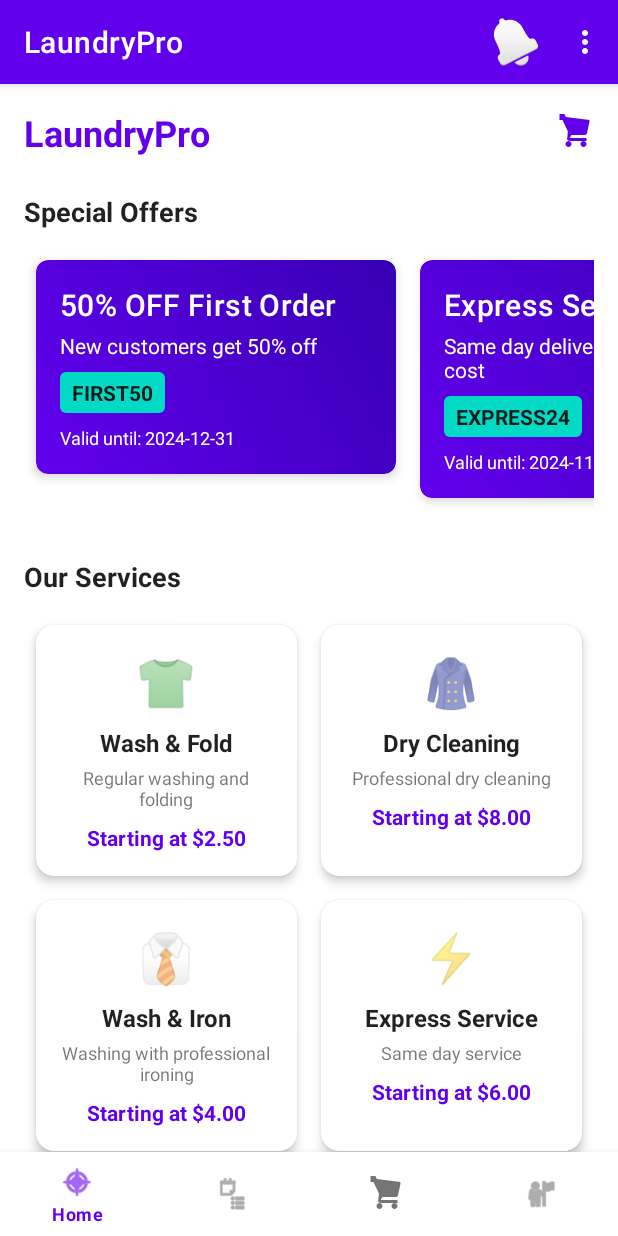
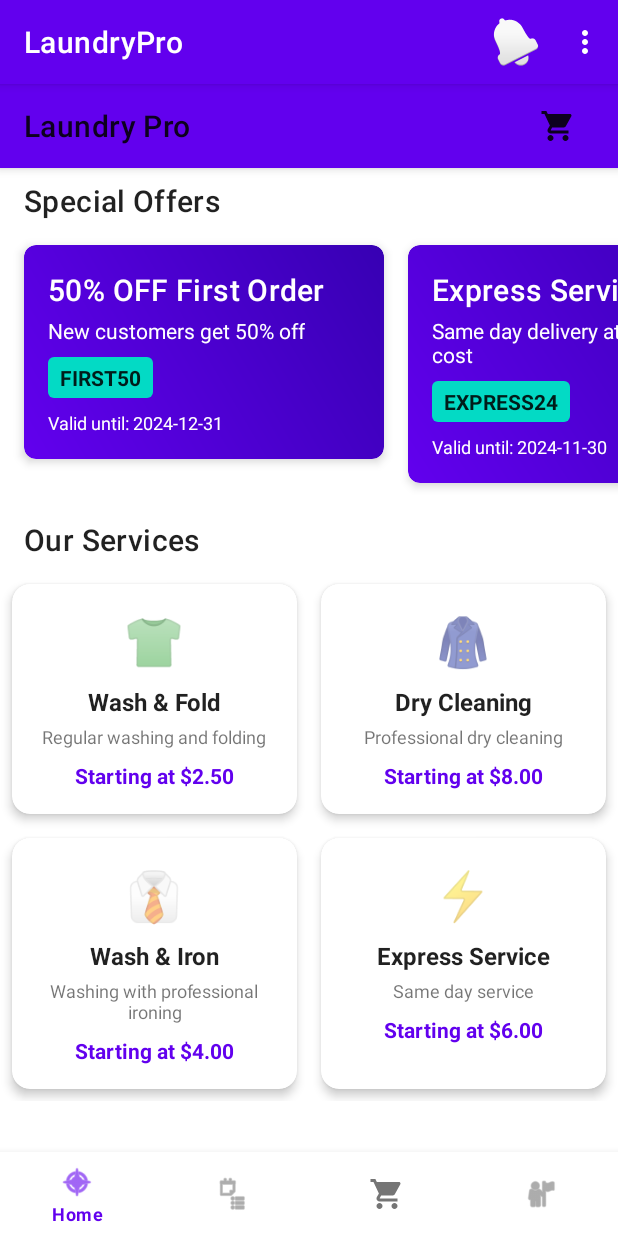
Before and after one commit to adish450/LaundryPro, an Android app: the screen it shows after launch (MainActivity), on a phone screen of 412 x 824 dp. Run offline under Robolectric (Android 15) with nearby library versions, the phone set to English and light mode, and no system bars.

Commit message:
change cart ui and added click functionality

```diff
--- a/app/src/main/java/com/laundrypro/app/MainActivity.kt
+++ b/app/src/main/java/com/laundrypro/app/MainActivity.kt
@@ -7,8 +7,11 @@ import android.view.MenuItem
 import androidx.activity.viewModels
 import androidx.appcompat.app.AppCompatActivity
 import androidx.fragment.app.Fragment
+import androidx.lifecycle.ViewModelProvider
+import com.google.android.material.bottomnavigation.BottomNavigationView
 import com.laundrypro.app.databinding.ActivityMainBinding
 import com.laundrypro.app.fragments.*
+import com.laundrypro.app.models.User
 import com.laundrypro.app.viewmodels.LaundryViewModel
 
 class MainActivity : AppCompatActivity() {
--- a/app/src/main/java/com/laundrypro/app/fragments/HomeFragment.kt
+++ b/app/src/main/java/com/laundrypro/app/fragments/HomeFragment.kt
@@ -31,6 +31,12 @@ class HomeFragment : Fragment() {
 
         setupRecyclerViews()
         observeViewModel()
+        binding.cartIconContainer.setOnClickListener {
+            parentFragmentManager.beginTransaction()
+                .replace(R.id.fragment_container, CartFragment())
+                .addToBackStack(null)
+                .commit()
+        }
     }
 
     private fun setupRecyclerViews() {
@@ -64,9 +70,13 @@ class HomeFragment : Fragment() {
         }
 
         viewModel.cartItems.observe(viewLifecycleOwner) { cartItems ->
-            val itemCount = cartItems.sumOf { it.quantity }
-            binding.cartBadge.text = if (itemCount > 0) itemCount.toString() else ""
-            binding.cartBadge.visibility = if (itemCount > 0) View.VISIBLE else View.GONE
+            val itemCount = cartItems?.sumOf { it.quantity } ?: 0
+            if (itemCount > 0) {
+                itemCount.toString().also { binding.cartBadge.text = it }
+                binding.cartBadge.visibility = View.VISIBLE
+            } else {
+                binding.cartBadge.visibility = View.GONE
+            }
         }
     }
 
--- a/app/src/main/res/drawable/circle_red.xml
+++ b/app/src/main/res/drawable/bg_cart_badge.xml
@@ -2,7 +2,7 @@
 <shape xmlns:android="http://schemas.android.com/apk/res/android"
     android:shape="oval">
     <solid android:color="@color/error_color" />
-    <size
-        android:width="20dp"
-        android:height="20dp" />
+    <stroke
+        android:width="1dp"
+        android:color="@android:color/white" />
 </shape>
--- a/app/src/main/res/drawable/ic_cart.xml
+++ /dev/null
@@ -1,8 +0,0 @@
-<vector xmlns:android="http://schemas.android.com/apk/res/android"
-    android:height="24dp"
-    android:width="24dp"
-    android:viewportWidth="24"
-    android:viewportHeight="24"
-    android:tint="?attr/colorControlNormal">
-    <path android:fillColor="@android:color/white" android:pathData="M7,18c-1.1,0 -1.99,0.9 -1.99,2S5.9,22 7,22s2,-0.9 2,-2S7.9,18 7,18zM1,2v2h2l3.6,7.59L6.25,15.55C5.56,16.81 6.52,18 7.84,18H19v-2H7.84l1.1-2h8.63c0.75,0 1.41,-0.41 1.75,-1.03L21,4.96C21.16,4.62 21,4.24 20.75,4.03C20.5,3.82 20.17,3.74 19.86,3.85L5.21,2L4.27,0H1zM17,18c-1.1,0 -1.99,0.9 -1.99,2s0.89,2 1.99,2s2,-0.9 2,-2S18.1,18 17,18z"/>
-</vector>
--- /dev/null
+++ b/app/src/main/res/drawable/ic_shopping_cart.xml
@@ -0,0 +1,10 @@
+<vector xmlns:android="http://schemas.android.com/apk/res/android"
+    android:width="24dp"
+    android:height="24dp"
+    android:viewportWidth="24"
+    android:viewportHeight="24"
+    android:tint="?attr/actionMenuTextColor">
+    <path
+        android:fillColor="@android:color/white"
+        android:pathData="M7,18c-1.1,0 -1.99,0.9 -1.99,2S5.9,22 7,22s2,-0.9 2,-2 -0.9,-2 -2,-2zM1,2v2h2l3.6,7.59 -1.35,2.45c-0.16,0.28 -0.25,0.61 -0.25,0.96 0,1.1 0.9,2 2,2h12v-2H7.42c-0.14,0 -0.25,-0.11 -0.25,-0.25l0.03,-0.12L8.1,13h7.45c0.75,0 1.41,-0.41 1.75,-1.03l3.58,-6.49c0.08,-0.14 0.12,-0.31 0.12,-0.48 0,-0.55 -0.45,-1 -1,-1H5.21l-0.94,-2H1zm16,16c-1.1,0 -1.99,0.9 -1.99,2s0.89,2 1.99,2 2,-0.9 2,-2 -0.9,-2 -2,-2z"/>
+</vector>
--- a/app/src/main/res/layout/fragment_home.xml
+++ b/app/src/main/res/layout/fragment_home.xml
@@ -1,93 +1,110 @@
 <?xml version="1.0" encoding="utf-8"?>
-<androidx.core.widget.NestedScrollView xmlns:android="http://schemas.android.com/apk/res/android"
+<androidx.coordinatorlayout.widget.CoordinatorLayout xmlns:android="http://schemas.android.com/apk/res/android"
     xmlns:app="http://schemas.android.com/apk/res-auto"
     xmlns:tools="http://schemas.android.com/tools"
     android:layout_width="match_parent"
     android:layout_height="match_parent"
-    android:fillViewport="true">
+    tools:context=".fragments.HomeFragment">
 
-    <LinearLayout
+    <com.google.android.material.appbar.AppBarLayout
         android:layout_width="match_parent"
-        android:layout_height="wrap_content"
-        android:orientation="vertical"
-        android:padding="16dp">
-
-        <!-- Header -->
-        <LinearLayout
+        android:layout_height="wrap_content">
+        <androidx.appcompat.widget.Toolbar
+            android:id="@+id/toolbar"
             android:layout_width="match_parent"
-            android:layout_height="wrap_content"
-            android:gravity="center_vertical"
-            android:orientation="horizontal">
-
-            <TextView
-                android:layout_width="0dp"
-                android:layout_height="wrap_content"
-                android:layout_weight="1"
-                android:text="LaundryPro"
-                android:textColor="@color/primary_color"
-                android:textSize="24sp"
-                android:textStyle="bold" />
+            android:layout_height="?attr/actionBarSize"
+            app:title="Laundry Pro">
 
             <FrameLayout
-                android:layout_width="wrap_content"
-                android:layout_height="wrap_content">
+                android:id="@+id/cart_icon_container"
+                android:layout_width="48dp"
+                android:layout_height="48dp"
+                android:layout_gravity="end"
+                android:layout_marginEnd="16dp"
+                android:background="?attr/selectableItemBackgroundBorderless"
+                android:clickable="true"
+                android:focusable="true">
 
                 <ImageView
                     android:layout_width="24dp"
                     android:layout_height="24dp"
-                    android:src="@drawable/ic_cart"
-                    android:tint="@color/primary_color" />
+                    android:layout_gravity="center"
+                    android:src="@drawable/ic_shopping_cart"
+                    android:contentDescription="Shopping Cart"/>
 
                 <TextView
                     android:id="@+id/cart_badge"
-                    android:layout_width="20dp"
-                    android:layout_height="20dp"
+                    android:layout_width="16dp"
+                    android:layout_height="16dp"
                     android:layout_gravity="top|end"
-                    android:background="@drawable/circle_red"
+                    android:layout_marginEnd="4dp"
+                    android:layout_marginTop="4dp"
+                    android:background="@drawable/bg_cart_badge"
                     android:gravity="center"
                     android:textColor="@color/white"
-                    android:textSize="12sp"
-                    android:visibility="gone" />
+                    android:textSize="10sp"
+                    android:visibility="gone"
+                    tools:text="3"
+                    tools:visibility="visible" />
             </FrameLayout>
 
-        </LinearLayout>
+        </androidx.appcompat.widget.Toolbar>
+    </com.google.android.material.appbar.AppBarLayout>
 
-        <!-- Offers Section -->
-        <TextView
+    <androidx.core.widget.NestedScrollView
+        android:layout_width="match_parent"
+        android:layout_height="match_parent"
+        app:layout_behavior="@string/appbar_scrolling_view_behavior">
+
+        <LinearLayout
             android:layout_width="match_parent"
             android:layout_height="wrap_content"
-            android:layout_marginTop="24dp"
-            android:text="Special Offers"
-            android:textColor="@color/text_primary"
-            android:textSize="18sp"
-            android:textStyle="bold" />
+            android:orientation="vertical"
+            android:paddingTop="8dp"
+            android:paddingBottom="8dp">
 
-        <androidx.recyclerview.widget.RecyclerView
-            android:id="@+id/recycler_offers"
-            android:layout_width="match_parent"
-            android:layout_height="wrap_content"
-            android:layout_marginTop="12dp"
-            android:orientation="horizontal"
-            app:layoutManager="androidx.recyclerview.widget.LinearLayoutManager"
-            tools:listitem="@layout/item_offer" />
+            <TextView
+                android:layout_width="wrap_content"
+                android:layout_height="wrap_content"
+                android:text="Special Offers"
+                android:textAppearance="@style/TextAppearance.MaterialComponents.Headline6"
+                android:layout_marginStart="16dp"
+                android:layout_marginEnd="16dp"
+                android:layout_marginBottom="8dp"/>
 
-        <!-- Services Section -->
-        <TextView
-            android:layout_width="match_parent"
-            android:layout_height="wrap_content"
-            android:layout_marginTop="32dp"
-            android:text="Our Services"
-            android:textColor="@color/text_primary"
-            android:textSize="18sp"
-            android:textStyle="bold" />
+            <androidx.recyclerview.widget.RecyclerView
+                android:id="@+id/recycler_offers"
+                android:layout_width="match_parent"
+                android:layout_height="wrap_content"
+                android:orientation="horizontal"
+                android:clipToPadding="false"
+                android:paddingStart="8dp"
+                android:paddingEnd="8dp"
+                app:layoutManager="androidx.recyclerview.widget.LinearLayoutManager"
+                tools:listitem="@layout/item_offer"
+                tools:itemCount="3"/>
 
-        <androidx.recyclerview.widget.RecyclerView
-            android:id="@+id/recycler_services"
-            android:layout_width="match_parent"
-            android:layout_height="wrap_content"
-            android:layout_marginTop="12dp"
-            tools:listitem="@layout/item_service" />
+            <TextView
+                android:layout_width="wrap_content"
+                android:layout_height="wrap_content"
+                android:layout_marginTop="16dp"
+                android:text="Our Services"
+                android:layout_marginStart="16dp"
+                android:layout_marginEnd="16dp"
+                android:layout_marginBottom="8dp"
+                android:textAppearance="@style/TextAppearance.MaterialComponents.Headline6" />
 
-    </LinearLayout>
+            <androidx.recyclerview.widget.RecyclerView
+                android:id="@+id/recycler_services"
+                android:layout_width="match_parent"
+                android:layout_height="wrap_content"
+                android:nestedScrollingEnabled="false"
+                app:layoutManager="androidx.recyclerview.widget.GridLayoutManager"
+                app:spanCount="2"
+                tools:listitem="@layout/item_service"
+                tools:itemCount="4"/>
 
-</androidx.core.widget.NestedScrollView>
+        </LinearLayout>
+    </androidx.core.widget.NestedScrollView>
+
+</androidx.coordinatorlayout.widget.CoordinatorLayout>
--- a/app/src/main/res/menu/bottom_navigation_menu.xml
+++ b/app/src/main/res/menu/bottom_navigation_menu.xml
@@ -10,7 +10,7 @@
         android:title="My Orders" />
     <item
         android:id="@+id/nav_cart"
-        android:icon="@drawable/ic_cart"
+        android:icon="@drawable/ic_shopping_cart"
         android:title="Cart" />
     <item
         android:id="@+id/nav_profile"
```
